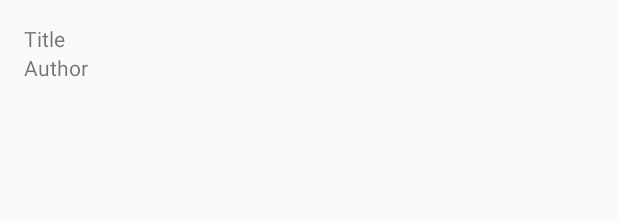
After one commit to pablonso308/NovelManager, an Android app built with Jetpack Compose: the layout novel_item.xml on its own in the app's theme, with its tools: preview values and no code run, on a phone screen of 412 x 824 dp. The commit adds this screen. Shown: the top 221 px of the screen. Run offline under Robolectric (Android 15) with nearby library versions, the phone set to English and light mode, and no system bars.

Commit message:
version 1.3 inicia agrega objetos con parametros que tiene q rellenar el usuario y permite seleccionar novelas y eliminarlas

```diff
--- a/app/src/main/java/com/example/novelmanager/MainActivity.kt
+++ b/app/src/main/java/com/example/novelmanager/MainActivity.kt
@@ -72,7 +72,7 @@ class MainActivity : AppCompatActivity() {
         }
 
         buttonDeleteBook.setOnClickListener {
-            val novelToDelete = novelAdapter.getSelectedNovel() // Implement this method to get the selected novel
+    val novelToDelete = novelAdapter.getSelectedNovel()
     if (novelToDelete != null) {
         novelViewModel.eliminarNovela(novelToDelete)
         Toast.makeText(this, "Novel deleted", Toast.LENGTH_SHORT).show()
--- /dev/null
+++ b/app/src/main/res/layout/novel_item.xml
@@ -0,0 +1,19 @@
+<?xml version="1.0" encoding="utf-8"?>
+<LinearLayout xmlns:android="http://schemas.android.com/apk/res/android"
+    android:layout_width="match_parent"
+    android:layout_height="wrap_content"
+    android:orientation="vertical"
+    android:padding="16dp">
+
+    <TextView
+        android:id="@+id/textViewTitle"
+        android:layout_width="wrap_content"
+        android:layout_height="wrap_content"
+        android:text="Title" />
+
+    <TextView
+        android:id="@+id/textViewAuthor"
+        android:layout_width="wrap_content"
+        android:layout_height="wrap_content"
+        android:text="Author" />
+</LinearLayout>
```
Also changed, not shown: app/src/main/java/com/example/novelmanager/NovelAdapter.kt (+25 -20 lines). Lines whose indentation alone changed are shown as unchanged.
